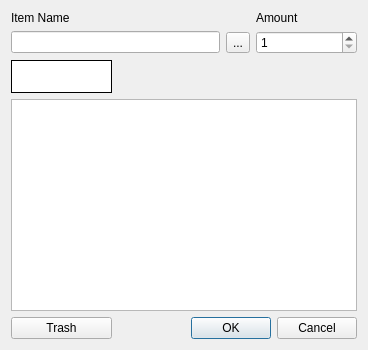
First picture: the form in starcheat/templates/ItemEdit.ui, repository wizzomafizzo/starcheat, before the edit.
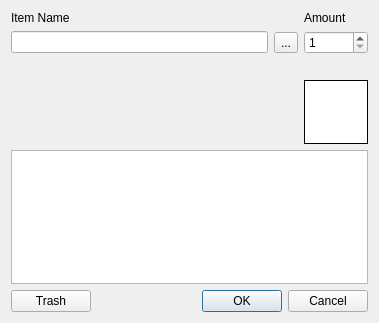
Second picture: the form after the edit.

Commit message: Minor UI tweaks, fix blueprint dialog not working

Diff of the .ui file:
```diff
--- a/starcheat/templates/ItemEdit.ui
+++ b/starcheat/templates/ItemEdit.ui
@@ -9,31 +9,30 @@
    <rect>
     <x>0</x>
     <y>0</y>
-    <width>368</width>
-    <height>350</height>
+    <width>379</width>
+    <height>323</height>
    </rect>
   </property>
   <property name="windowTitle">
    <string>Edit Item</string>
   </property>
   <layout class="QGridLayout" name="gridLayout">
-   <item row="0" column="0">
-    <widget class="QLabel" name="item_type_label">
-     <property name="text">
-      <string>Item Name</string>
+   <item row="8" column="0">
+    <widget class="QPushButton" name="trash_button">
+     <property name="enabled">
+      <bool>true</bool>
      </property>
-    </widget>
-   </item>
-   <item row="0" column="3">
-    <widget class="QLabel" name="count_label">
+     <property name="maximumSize">
+      <size>
+       <width>80</width>
+       <height>16777215</height>
+      </size>
+     </property>
      <property name="text">
-      <string>Amount</string>
+      <string>Trash</string>
      </property>
     </widget>
    </item>
-   <item row="1" column="0" colspan="2">
-    <widget class="QLineEdit" name="item_type"/>
-   </item>
    <item row="1" column="2">
     <widget class="QToolButton" name="load_button">
      <property name="text">
@@ -57,35 +56,21 @@
      </property>
     </widget>
    </item>
-   <item row="2" column="0" rowspan="2">
-    <widget class="QLabel" name="icon">
-     <property name="styleSheet">
-      <string notr="true">background-color: white</string>
-     </property>
-     <property name="frameShape">
-      <enum>QFrame::Box</enum>
-     </property>
+   <item row="0" column="0">
+    <widget class="QLabel" name="item_type_label">
      <property name="text">
-      <string/>
+      <string>Item Name</string>
      </property>
-     <property name="alignment">
-      <set>Qt::AlignCenter</set>
-     </property>
     </widget>
    </item>
-   <item row="2" column="1" colspan="3">
-    <widget class="QLabel" name="short_desc">
-     <property name="font">
-      <font>
-       <underline>true</underline>
-      </font>
-     </property>
+   <item row="0" column="3">
+    <widget class="QLabel" name="count_label">
      <property name="text">
-      <string>&lt;empty slot&gt;</string>
+      <string>Amount</string>
      </property>
     </widget>
    </item>
-   <item row="3" column="1" colspan="3">
+   <item row="3" column="0" colspan="3">
     <widget class="QLabel" name="desc">
      <property name="font">
       <font>
@@ -103,7 +88,7 @@
      </property>
     </widget>
    </item>
-   <item row="4" column="0" colspan="4">
+   <item row="7" column="0" colspan="4">
     <widget class="QTableWidget" name="variant">
      <property name="editTriggers">
       <set>QAbstractItemView::NoEditTriggers</set>
@@ -136,17 +121,19 @@
      </column>
     </widget>
    </item>
-   <item row="5" column="0">
-    <widget class="QPushButton" name="trash_button">
-     <property name="enabled">
-      <bool>true</bool>
+   <item row="2" column="0" colspan="4">
+    <widget class="QLabel" name="short_desc">
+     <property name="font">
+      <font>
+       <underline>true</underline>
+      </font>
      </property>
      <property name="text">
-      <string>Trash</string>
+      <string>&lt;empty slot&gt;</string>
      </property>
     </widget>
    </item>
-   <item row="5" column="1" colspan="3">
+   <item row="8" column="1" colspan="3">
     <widget class="QDialogButtonBox" name="buttonBox">
      <property name="orientation">
       <enum>Qt::Horizontal</enum>
@@ -156,6 +143,37 @@
      </property>
     </widget>
    </item>
+   <item row="1" column="0" colspan="2">
+    <widget class="QLineEdit" name="item_type"/>
+   </item>
+   <item row="3" column="3">
+    <widget class="QLabel" name="icon">
+     <property name="minimumSize">
+      <size>
+       <width>64</width>
+       <height>64</height>
+      </size>
+     </property>
+     <property name="maximumSize">
+      <size>
+       <width>64</width>
+       <height>64</height>
+      </size>
+     </property>
+     <property name="styleSheet">
+      <string notr="true">background-color: white</string>
+     </property>
+     <property name="frameShape">
+      <enum>QFrame::Box</enum>
+     </property>
+     <property name="text">
+      <string/>
+     </property>
+     <property name="alignment">
+      <set>Qt::AlignCenter</set>
+     </property>
+    </widget>
+   </item>
   </layout>
  </widget>
  <resources/>
```
The commit also changes 3 other files.
